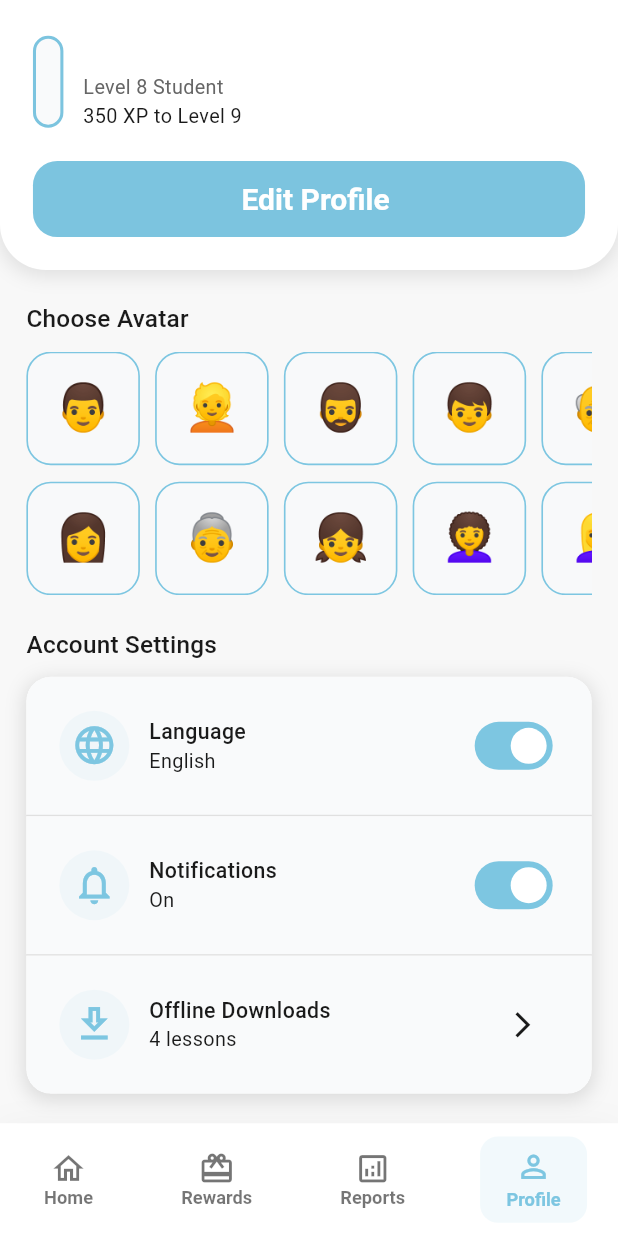
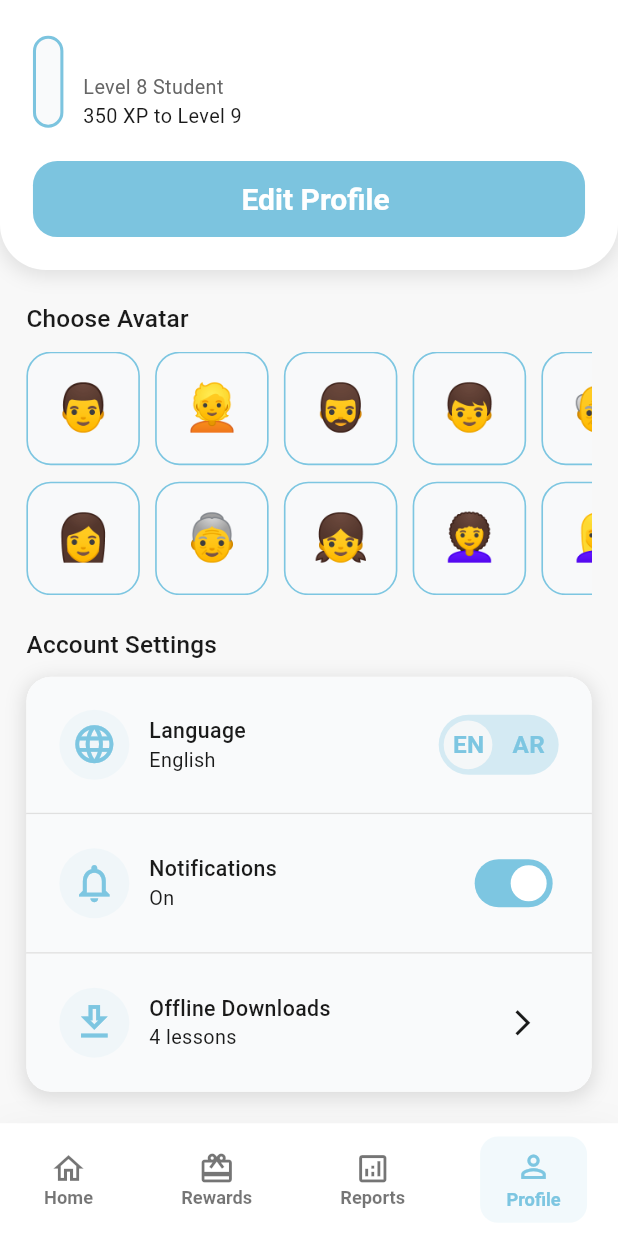
Before and after one commit to ibraam123/cartoon_app, a Flutter app: the MainView screen opened by its route, item 4 of the bottom bar chosen, on a phone screen of 412 x 824 dp. Run offline on Flutter 3.47's test engine with Material 3 defaults, Android fonts, the phone set to English and light mode, and no system bars; our stand-ins replace bloc, cloud_firestore, easy_localization, email_validator, firebase_auth, firebase_core and 9 more; missing offline and left inert: flutter_facebook_auth; accounts and stored records are empty.

Commit message:
add localization keys for logout confirmation and cancel actions; refactor dashboard layout with new components

```diff
--- a/assets/translations/ar.json
+++ b/assets/translations/ar.json
@@ -245,6 +245,8 @@
       "help": "المساعدة والدعم"
     },
     "logout": "تسجيل الخروج",
+    "confirm_logout": "هل أنت متأكد أنك تريد تسجيل الخروج؟",
+    "cancel": "إلغاء",
     "footer_made": "صنع بـ ❤️ للطلاب المصريين"
   },
   "nav": {
--- a/assets/translations/en.json
+++ b/assets/translations/en.json
@@ -245,6 +245,8 @@
       "help": "Help & Support"
     },
     "logout": "Log Out",
+    "confirm_logout": "Are you sure you want to log out?",
+    "cancel": "Cancel",
     "footer_made": "Made with ❤️ for Egyptian Students"
   },
   "nav": {
--- a/lib/core/config/app_keys_localization.dart
+++ b/lib/core/config/app_keys_localization.dart
@@ -175,6 +175,7 @@ abstract class GamificationKeys {
   static const String xpEarned = 'gamification.xp_earned';
   static const String level = 'gamification.level';
   static const String progressMsg = 'gamification.progress_msg';
+  static const String progress = 'gamification.progress';
 
   // Stats
   static const String statsTitle = 'gamification.stats.title';
@@ -268,6 +269,8 @@ abstract class ProfileKeys {
   static const String supportHelp = 'profile.support.help';
 
   static const String logout = 'profile.logout';
+  static const String logoutConfirm = 'profile.confirm_logout';
+  static const String cancel = 'profile.cancel';
   static const String footerMade = 'profile.footer_made';
 }
 
--- a/lib/features/home/preseantation/widgets/subject_container.dart
+++ b/lib/features/home/preseantation/widgets/subject_container.dart
@@ -1,3 +1,5 @@
+import 'package:cartoon_app/core/config/app_keys_localization.dart';
+import 'package:easy_localization/easy_localization.dart';
 import 'package:flutter/material.dart';
 import 'package:flutter_screenutil/flutter_screenutil.dart';
 
@@ -46,7 +48,7 @@ class SubjectContainer extends StatelessWidget {
               Spacer(),
               Column(
                 children: [
-                  Text("Progress" , style: TextStyle(
+                  Text(GamificationKeys.statsTitle.tr() , style: TextStyle(
                     fontSize: 12.sp,
                     color: theme.textTheme.bodySmall?.color,
                   ),),
--- a/lib/features/profile/domain/entities/setting_entitiy.dart
+++ b/lib/features/profile/domain/entities/setting_entitiy.dart
@@ -4,13 +4,13 @@ import 'package:flutter/cupertino.dart';
 class SettingEntity {
   final IconData icon;
   final String text;
-  final String subText;
+  final String? subText;
   final bool? haveForwardIcon;
 
   const SettingEntity({
     required this.icon,
     required this.text,
-    required this.subText,
+    this.subText,
     this.haveForwardIcon,
 
 });
--- a/lib/features/profile/presentation/views/profile_view.dart
+++ b/lib/features/profile/presentation/views/profile_view.dart
@@ -110,7 +110,6 @@ class ProfileViewBody extends StatelessWidget {
               settingEntity: SettingEntity(
                 icon: Icons.help_outline_outlined,
                 text: ProfileKeys.supportHelp.tr(),
-                subText: ProfileKeys.settingsOff.tr(),
                 haveForwardIcon: true,
               ),
             ),
--- a/lib/features/profile/presentation/widgets/header_profile_container.dart
+++ b/lib/features/profile/presentation/widgets/header_profile_container.dart
@@ -138,6 +138,7 @@ class HeaderProfileContainer extends StatelessWidget {
                                   authCubit.updateProfile(
                                     fullName: finalFullName,
                                   );
+                                  Navigator.pop(context);
                                 }
                               },
                       );
--- a/lib/features/profile/presentation/widgets/profile_switch.dart
+++ b/lib/features/profile/presentation/widgets/profile_switch.dart
@@ -1,4 +1,5 @@
 import 'package:flutter/material.dart';
+import 'package:flutter_screenutil/flutter_screenutil.dart';
 
 import '../../../../core/config/app_colors.dart';
 
@@ -24,3 +25,62 @@ class ProfileSwitch extends StatelessWidget {
     );
   }
 }
+
+class ProfileLanguageSwitch extends ProfileSwitch {
+  const ProfileLanguageSwitch({
+    super.key,
+    required super.value,
+    required super.onChanged,
+  });
+
+  @override
+  Widget build(BuildContext context) {
+    final theme = Theme.of(context);
+    return GestureDetector(
+      onTap: () => onChanged?.call(!value),
+      child: AnimatedContainer(
+        duration: const Duration(milliseconds: 200),
+        width: 80,
+        height: 40,
+        padding: const EdgeInsets.all(2),
+        decoration: BoxDecoration(
+          color: AppColors.primary.withValues(alpha: 0.3),
+          borderRadius: BorderRadius.circular(20),
+        ),
+        child: Stack(
+          children: [
+            AnimatedAlign(
+              duration: const Duration(milliseconds: 200),
+              alignment: value ? Alignment.centerLeft : Alignment.centerRight,
+              child: Container(
+                width: 32.w,
+                height: 32.h,
+                decoration: BoxDecoration(
+                  color: theme.scaffoldBackgroundColor.withValues(alpha: 0.9),
+                  shape: BoxShape.circle,
+                ),
+              ),
+            ),
+            Align(
+              alignment: Alignment.centerLeft,
+              child: SizedBox(width: 36, child: Center(child: _buildText('EN'))),
+            ),
+            Align(
+              alignment: Alignment.centerRight,
+              child: SizedBox(width: 36, child: Center(child: _buildText('AR'))),
+            ),
+          ],
+        ),
+      ),
+    );
+  }
+
+  Widget _buildText(String text) => Text(
+        text,
+        style:  TextStyle(
+          color: AppColors.primary,
+          fontWeight: FontWeight.bold,
+          fontSize: 16.sp,
+        ),
+      );
+}
--- a/lib/features/profile/presentation/widgets/setting_container.dart
+++ b/lib/features/profile/presentation/widgets/setting_container.dart
@@ -11,10 +11,12 @@ class SettingContainer extends StatelessWidget {
     required this.settingEntity,
     this.switchValue = false,
     this.onSwitchChanged,
+    this.isLanguageSetting = false,
   });
   final SettingEntity settingEntity;
   final bool switchValue;
   final Function(bool)? onSwitchChanged;
+  final bool isLanguageSetting;
 
   @override
   Widget build(BuildContext context) {
@@ -49,14 +51,14 @@ class SettingContainer extends StatelessWidget {
                   color: theme.colorScheme.onSurface,
                 ),
               ),
-              Text(
-                settingEntity.subText,
+              settingEntity.subText != null ? Text(
+                settingEntity.subText!,
                 style: TextStyle(
                   fontSize: 13.sp,
                   fontWeight: FontWeight.w400,
                   color: theme.colorScheme.onSurfaceVariant,
                 ),
-              ),
+              ) : Container(),
             ],
           ),
           Spacer(),
@@ -69,7 +71,7 @@ class SettingContainer extends StatelessWidget {
                     color: theme.colorScheme.onSurfaceVariant,
                   ),
           )
-              : ProfileSwitch(value: switchValue, onChanged: onSwitchChanged),
+              : isLanguageSetting? ProfileLanguageSwitch(value: switchValue, onChanged: onSwitchChanged) : ProfileSwitch(value: switchValue, onChanged: onSwitchChanged),
         ],
       ),
     );
--- a/lib/features/profile/presentation/widgets/settings_list.dart
+++ b/lib/features/profile/presentation/widgets/settings_list.dart
@@ -23,6 +23,7 @@ class SettingList extends StatelessWidget {
             haveForwardIcon: false,
           ),
           switchValue: themeCubit.state.isEnglish,
+          isLanguageSetting: true,
           onSwitchChanged: (value) => themeCubit.toggleLanguage(context),
         ),
         const Divider(height: 1, color: Colors.black12),
```
Also changed, not shown: lib/features/dashboard/presentation/views/dashboard_parent_view.dart (+70 -58 lines), lib/features/profile/presentation/widgets/logout_buttoon.dart (+10 -5 lines).
